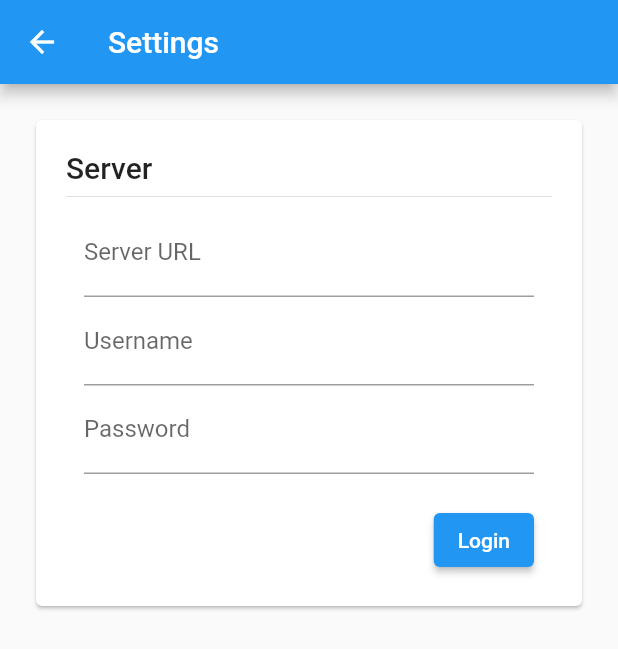
After one commit to jakobkordez/ham-tools, a Flutter app: the SettingsScreen screen opened by its route, on a phone screen of 412 x 824 dp. The commit adds this screen. Shown: the top 649 px of the screen. Run offline on Flutter 3.47's test engine with Material 2 defaults, Android fonts, the phone set to English and light mode, and no system bars; our stand-ins replace dio, equatable, file_picker, fl_chart, flutter_bloc, formz and 3 more; generated files the repository leaves out were written again.

Commit message:
Add Settings Fix JwtToken decoding Add Role labels

```diff
--- a/lib/src/log/log_screen.dart
+++ b/lib/src/log/log_screen.dart
@@ -8,7 +8,15 @@ class LogScreen extends StatelessWidget {
 
   @override
   Widget build(BuildContext context) => Scaffold(
-        appBar: AppBar(title: const Text('Log Book')),
+        appBar: AppBar(
+          title: const Text('Log Book'),
+          actions: [
+            IconButton(
+              onPressed: () => Navigator.pushNamed(context, '/settings'),
+              icon: const Icon(Icons.settings),
+            ),
+          ],
+        ),
         body: ListView(
           padding: const EdgeInsets.all(15),
           children: [
--- a/lib/src/models/log_entry.dart
+++ b/lib/src/models/log_entry.dart
@@ -237,4 +237,65 @@ class LogEntry extends Equatable {
             ? DateTime.parse(json['created_at'])
             : null,
       );
+
+  const LogEntry._raw({
+    required this.id,
+    required this.ownerId,
+    required this.createdAt,
+    required this.callsign,
+    required this.operatorCall,
+    required this.stationCall,
+    required this.timeOn,
+    required this.timeOff,
+    required this.frequency,
+    required this.frequencyRx,
+    required this.mode,
+    required this.subMode,
+    required this.power,
+    required this.rstSent,
+    required this.rstReceived,
+    required this.gridsquare,
+    required this.name,
+    required this.comment,
+    required this.sotaRef,
+    required this.mySotaRef,
+    required this.contestId,
+    required this.srx,
+    required this.stx,
+    required this.srxString,
+    required this.stxString,
+  });
+
+  LogEntry copyWithServerInfo({
+    required String? id,
+    required String? ownerId,
+    required DateTime? createdAt,
+  }) =>
+      LogEntry._raw(
+        id: id,
+        ownerId: ownerId,
+        createdAt: createdAt?.toUtc(),
+        callsign: callsign,
+        operatorCall: operatorCall,
+        stationCall: stationCall,
+        timeOn: timeOn,
+        timeOff: timeOff,
+        frequency: frequency,
+        frequencyRx: frequencyRx,
+        mode: mode,
+        subMode: subMode,
+        power: power,
+        rstSent: rstSent,
+        rstReceived: rstReceived,
+        gridsquare: gridsquare,
+        name: name,
+        comment: comment,
+        sotaRef: sotaRef,
+        mySotaRef: mySotaRef,
+        contestId: contestId,
+        srx: srx,
+        stx: stx,
+        srxString: srxString,
+        stxString: stxString,
+      );
 }
--- a/lib/src/models/server/jwt_token.dart
+++ b/lib/src/models/server/jwt_token.dart
@@ -11,7 +11,8 @@ class JwtToken {
     final parts = value.split('.');
     if (parts.length != 3) throw Exception('Invalid JWT token');
 
-    final payload = json.decode(utf8.decode(base64.decode(parts[1])));
+    final payload =
+        json.decode(utf8.decode(base64.decode(base64.normalize(parts[1]))));
     userId = payload['user_id'];
     iat = payload['iat'];
     exp = payload['exp'];
--- /dev/null
+++ b/lib/src/models/server/server_settings.dart
@@ -0,0 +1,18 @@
+class ServerSettings {
+  final String? serverUrl;
+  final String? refreshToken;
+
+  const ServerSettings({
+    this.serverUrl,
+    this.refreshToken,
+  });
+
+  ServerSettings.fromJson(Map<String, dynamic> json)
+      : serverUrl = json['server_url'],
+        refreshToken = json['refresh_token'];
+
+  Map<String, dynamic> toJson() => {
+        if (serverUrl != null) 'server_url': serverUrl,
+        if (refreshToken != null) 'refresh_token': refreshToken,
+      };
+}
--- a/lib/src/repository/local_repository.dart
+++ b/lib/src/repository/local_repository.dart
@@ -5,6 +5,7 @@ import 'package:localstorage/localstorage.dart';
 import 'package:path_provider/path_provider.dart';
 
 import '../models/log_entry.dart';
+import '../models/server/server_settings.dart';
 import 'repository.dart';
 
 class LocalRepository implements Repository {
@@ -42,9 +43,10 @@ class LocalRepository implements Repository {
     if (!(await _storage.ready)) throw Exception('Storage error');
 
     return ((_storage.getItem('qsos') as List?)
-            ?.cast<Map<String, dynamic>>()
-            .map((e) => e.map((key, value) => MapEntry(key, value.toString())))
-            .map((e) => LogEntry.fromAdiMap(e))
+            ?.map((e) => LogEntry.fromAdiMap((e as Map).cast()))
+            .where((e) =>
+                (after?.isBefore(e.timeOn) ?? true) &&
+                (before?.isAfter(e.timeOn) ?? true))
             .toList()
           ?..sort((a, b) => b.timeOn.compareTo(a.timeOn))) ??
         [];
@@ -58,4 +60,23 @@ class LocalRepository implements Repository {
     if (last == null) return null;
     return LogEntry.fromAdiMap(last);
   }
+
+  Future<ServerSettings?> getServerSettings() async {
+    if (!(await _storage.ready)) throw Exception('Storage error');
+
+    final json = _storage.getItem('server_settings') as Map?;
+
+    if (json == null) return null;
+    return ServerSettings.fromJson(json.cast());
+  }
+
+  Future<void> setServerSettings(ServerSettings? settings) async {
+    if (!(await _storage.ready)) throw Exception('Storage error');
+
+    if (settings == null) {
+      await _storage.deleteItem('server_settings');
+    } else {
+      await _storage.setItem('server_settings', settings.toJson());
+    }
+  }
 }
--- /dev/null
+++ b/lib/src/settings/cubit/server_settings_cubit.dart
@@ -0,0 +1,80 @@
+import 'package:equatable/equatable.dart';
+import 'package:flutter_bloc/flutter_bloc.dart';
+
+import '../../models/server/user.dart';
+import '../../repository/server_repository.dart';
+
+part 'server_settings_state.dart';
+
+class ServerSettingsCubit extends Cubit<ServerSettingsState> {
+  final ServerRepository serverRepo;
+
+  ServerSettingsCubit({required this.serverRepo})
+      : super(ServerSettingsState(
+          status: ServerSettingsStatus.ready,
+          isAuthenticated: serverRepo.isAuthenticated,
+          user: serverRepo.user,
+          username: serverRepo.user?.username ?? '',
+          serverUrl: serverRepo.baseUrl ?? '',
+        ));
+
+  void setServer(String value) => emit(state.copyWith(serverUrl: value));
+
+  void setUsername(String value) => emit(state.copyWith(username: value));
+
+  void setPassword(String value) => emit(state.copyWith(password: value));
+
+  void submit() async {
+    emit(state.copyWith(status: ServerSettingsStatus.authenticating));
+
+    if (state.serverUrl.isEmpty) {
+      emit(state.copyWith(
+        status: ServerSettingsStatus.error,
+        error: 'Server URL is required',
+      ));
+      return;
+    } else if (state.username.isEmpty) {
+      emit(state.copyWith(
+        status: ServerSettingsStatus.error,
+        error: 'Username is required',
+      ));
+      return;
+    } else if (state.password.isEmpty) {
+      emit(state.copyWith(
+        status: ServerSettingsStatus.error,
+        error: 'Password is required',
+      ));
+      return;
+    }
+
+    try {
+      await serverRepo.authenticate(
+          state.serverUrl, state.username, state.password);
+      emit(state.copyWith(
+        status: ServerSettingsStatus.ready,
+        isAuthenticated: true,
+        user: serverRepo.user,
+      ));
+    } catch (e) {
+      emit(state.copyWith(
+        status: ServerSettingsStatus.error,
+        error: e.toString(),
+      ));
+    }
+  }
+
+  void logout() async {
+    try {
+      await serverRepo.logout();
+      emit(state.copyWith(
+        status: ServerSettingsStatus.ready,
+        isAuthenticated: false,
+      ));
+    } catch (e) {
+      emit(state.copyWith(
+        status: ServerSettingsStatus.error,
+        error: e.toString(),
+      ));
+    }
+  }
+}
--- /dev/null
+++ b/lib/src/settings/cubit/server_settings_state.dart
@@ -0,0 +1,64 @@
+part of 'server_settings_cubit.dart';
+
+enum ServerSettingsStatus {
+  initializing,
+  ready,
+  authenticating,
+  error,
+}
+
+class ServerSettingsState extends Equatable {
+  final ServerSettingsStatus status;
+  final String? error;
+  final bool isAuthenticated;
+  final String serverUrl;
+  final String username;
+  final String password;
+  final User? user;
+
+  const ServerSettingsState({
+    required this.status,
+    this.error,
+    this.isAuthenticated = false,
+    this.serverUrl = '',
+    this.username = '',
+    this.password = '',
+    this.user,
+  });
+
+  ServerSettingsState copyWith({
+    ServerSettingsStatus? status,
+    String? error,
+    bool? isAuthenticated,
+    String? serverUrl,
+    String? username,
+    String? password,
+    User? user,
+  }) {
+    final newAuth = isAuthenticated ?? this.isAuthenticated;
+    final newStatus = status ?? this.status;
+
+    return ServerSettingsState(
+      status: newStatus,
+      error: newStatus == ServerSettingsStatus.error
+          ? (error ?? this.error)
+          : null,
+      isAuthenticated: newAuth,
+      serverUrl: serverUrl ?? this.serverUrl,
+      username: username ?? this.username,
+      password: password ?? this.password,
+      user: newAuth ? (user ?? this.user) : null,
+    );
+  }
+
+  @override
+  List<Object?> get props => [
+        status,
+        error,
+        isAuthenticated,
+        serverUrl,
+        username,
+        password,
+        user,
+      ];
+}
--- /dev/null
+++ b/lib/src/settings/server_settings_form.dart
@@ -0,0 +1,166 @@
+import 'package:flutter/material.dart';
+import 'package:flutter_bloc/flutter_bloc.dart';
+
+import '../models/server/role.dart';
+import '../repository/server_repository.dart';
+import 'cubit/server_settings_cubit.dart';
+
+class ServerSettingsForm extends StatelessWidget {
+  const ServerSettingsForm({Key? key}) : super(key: key);
+
+  @override
+  Widget build(BuildContext context) => BlocProvider(
+        create: (context) =>
+            ServerSettingsCubit(serverRepo: context.read<ServerRepository>()),
+        child: const _ServerSettingsForm(),
+      );
+}
+
+class _ServerSettingsForm extends StatelessWidget {
+  const _ServerSettingsForm({Key? key}) : super(key: key);
+
+  @override
+  Widget build(BuildContext context) => Center(
+        child: ConstrainedBox(
+          constraints: const BoxConstraints(maxWidth: 300),
+          child: BlocConsumer<ServerSettingsCubit, ServerSettingsState>(
+            listenWhen: (previous, current) =>
+                previous.status != current.status,
+            listener: (context, state) {
+              if (state.status == ServerSettingsStatus.error) {
+                ScaffoldMessenger.of(context).showSnackBar(
+                  SnackBar(
+                    content: Text(state.error ?? 'An error occurred'),
+                    backgroundColor: Colors.red,
+                  ),
+                );
+              }
+            },
+            buildWhen: (previous, current) =>
+                previous.isAuthenticated != current.isAuthenticated ||
+                previous.status != current.status,
+            builder: (context, state) => state.status ==
+                    ServerSettingsStatus.initializing
+                ? const CircularProgressIndicator()
+                : Column(
+                    mainAxisSize: MainAxisSize.min,
+                    crossAxisAlignment: CrossAxisAlignment.stretch,
+                    children: state.isAuthenticated
+                        ? [
+                            Text('Server URL: ${state.serverUrl}'),
+                            const SizedBox(height: 5),
+                            Text('User: ${state.user?.username}'),
+                            const SizedBox(height: 5),
+                            Wrap(
+                              crossAxisAlignment: WrapCrossAlignment.center,
+                              runSpacing: 5,
+                              spacing: 5,
+                              children: [
+                                const Text('Roles:'),
+                                ...state.user?.roles
+                                        .map((r) => Chip(label: Text(r.label)))
+                                        .toList() ??
+                                    [],
+                              ],
+                            ),
+                            const Divider(),
+                            const Align(
+                              alignment: Alignment.centerRight,
+                              child: _Logout(),
+                            ),
+                          ]
+                        : const [
+                            _ServerUrl(),
+                            _Username(),
+                            _Password(),
+                            SizedBox(height: 20),
+                            Align(
+                              alignment: Alignment.centerRight,
+                              child: _Login(),
+                            ),
+                          ],
+                  ),
+          ),
+        ),
+      );
+}
+
+class _ServerUrl extends StatelessWidget {
+  const _ServerUrl({Key? key}) : super(key: key);
+
+  @override
+  Widget build(BuildContext context) =>
+      BlocBuilder<ServerSettingsCubit, ServerSettingsState>(
+        buildWhen: (previous, current) =>
+            previous.serverUrl != current.serverUrl,
+        builder: (context, state) => TextFormField(
+          initialValue: state.serverUrl,
+          decoration: const InputDecoration(
+            labelText: 'Server URL',
+          ),
+          onChanged: context.read<ServerSettingsCubit>().setServer,
+        ),
+      );
+}
+
+class _Username extends StatelessWidget {
+  const _Username({Key? key}) : super(key: key);
+
+  @override
+  Widget build(BuildContext context) =>
+      BlocBuilder<ServerSettingsCubit, ServerSettingsState>(
+        buildWhen: (previous, current) => previous.username != current.username,
+        builder: (context, state) => TextFormField(
+          initialValue: state.username,
+          decoration: const InputDecoration(
+            labelText: 'Username',
+          ),
+          onChanged: context.read<ServerSettingsCubit>().setUsername,
+        ),
+      );
+}
+
+class _Password extends StatelessWidget {
+  const _Password({Key? key}) : super(key: key);
+
+  @override
+  Widget build(BuildContext context) =>
+      BlocBuilder<ServerSettingsCubit, ServerSettingsState>(
+        buildWhen: (previous, current) => previous.password != current.password,
+        builder: (context, state) => TextFormField(
+          initialValue: state.password,
+          decoration: const InputDecoration(
+            labelText: 'Password',
+          ),
+          obscureText: true,
+          onChanged: context.read<ServerSettingsCubit>().setPassword,
+        ),
+      );
+}
+
+class _Login extends StatelessWidget {
+  const _Login({Key? key}) : super(key: key);
+
+  @override
+  Widget build(BuildContext context) =>
+      BlocBuilder<ServerSettingsCubit, ServerSettingsState>(
+        buildWhen: (previous, current) => previous.status != current.status,
+        builder: (context, state) =>
+            state.status == ServerSettingsStatus.authenticating
+                ? const CircularProgressIndicator()
+                : ElevatedButton(
+                    onPressed: context.read<ServerSettingsCubit>().submit,
+                    child: const Text('Login'),
+                  ),
+      );
+}
+
+class _Logout extends StatelessWidget {
+  const _Logout({Key? key}) : super(key: key);
+
+  @override
+  Widget build(BuildContext context) => ElevatedButton(
+        onPressed: context.read<ServerSettingsCubit>().logout,
+        child: const Text('Logout'),
+      );
+}
--- /dev/null
+++ b/lib/src/settings/settings_screen.dart
@@ -0,0 +1,56 @@
+import 'package:flutter/material.dart';
+
+import 'server_settings_form.dart';
+
+class SettingsScreen extends StatelessWidget {
+  const SettingsScreen({Key? key}) : super(key: key);
+
+  @override
+  Widget build(BuildContext context) => Scaffold(
+        appBar: AppBar(title: const Text('Settings')),
+        body: ListView(
+          padding: const EdgeInsets.all(20),
+          children: const [
+            _SettingsCard(
+              title: Text('Server'),
+              body: ServerSettingsForm(),
+            ),
+          ],
+        ),
+      );
+}
+
+class _SettingsCard extends StatelessWidget {
+  final Widget title;
+  final Widget body;
+
+  const _SettingsCard({
+    super.key,
+    required this.title,
+    required this.body,
+  });
+
+  @override
+  Widget build(BuildContext context) => Center(
+        child: ConstrainedBox(
+          constraints: const BoxConstraints(maxWidth: 800),
+          child: Card(
+            child: Padding(
+              padding: const EdgeInsets.all(20),
+              child: Column(
+                crossAxisAlignment: CrossAxisAlignment.stretch,
+                mainAxisSize: MainAxisSize.min,
+                children: [
+                  DefaultTextStyle(
+                    style: Theme.of(context).textTheme.titleLarge!,
+                    child: title,
+                  ),
+                  const Divider(),
+                  body,
+                ],
+              ),
+            ),
+          ),
+        ),
+      );
+}
```
Also changed, not shown: lib/main.dart (+8 -3 lines), lib/src/app.dart (+6 -10 lines), lib/src/models/server/role.dart (+9 -0 lines), lib/src/repository/server_repository.dart (+88 -17 lines).
